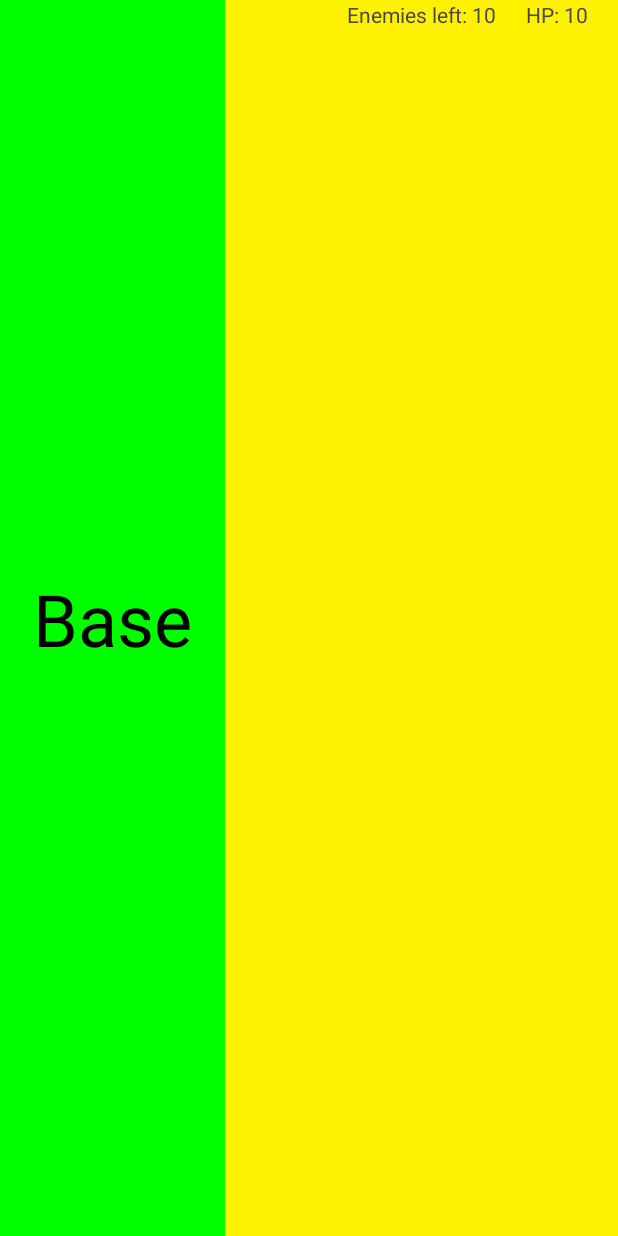
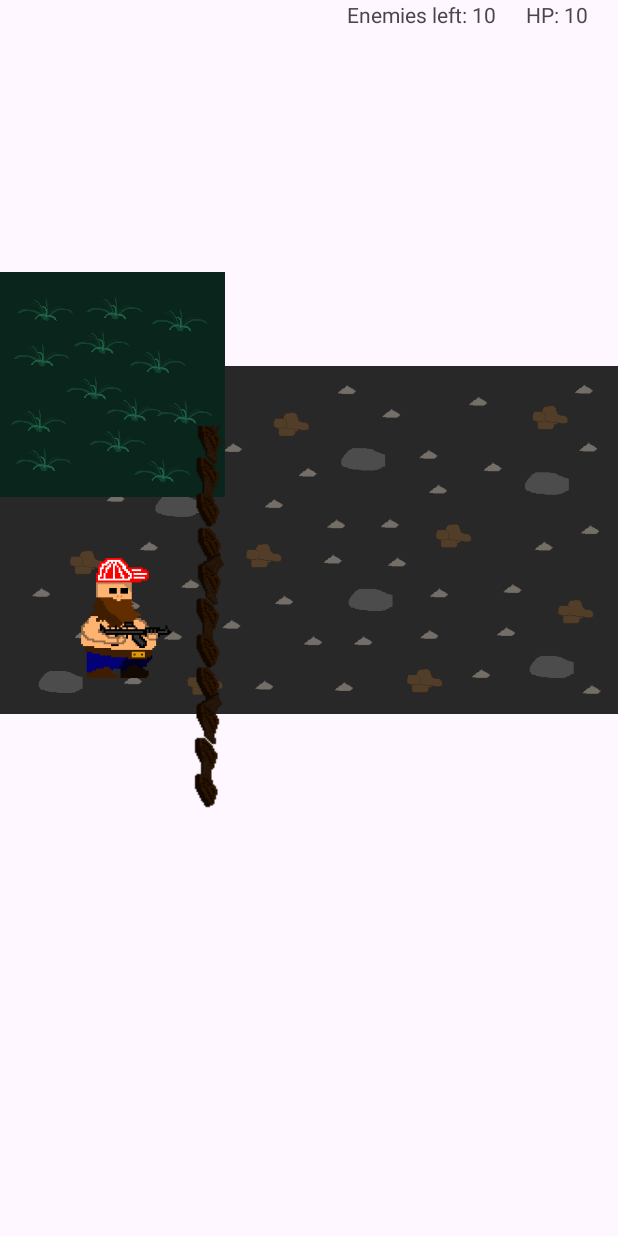
Before and after one commit to NikitunPVLK/Bob-The-Defender, an Android app: the fragment FightFragment shown on its own in the app's theme, on a phone screen of 412 x 824 dp. Run offline under Robolectric (Android 15) with nearby library versions, the light colour scheme and no system bars.

Commit message:
Images for battlefield added. Needs to be fixed

```diff
--- a/app/src/main/java/com/example/bobthedefender/ui/fragments/FightFragment.kt
+++ b/app/src/main/java/com/example/bobthedefender/ui/fragments/FightFragment.kt
@@ -106,6 +106,11 @@ class FightFragment : Fragment() {
             fightViewModel.changePauseState()
             changeAnimationsState()
         }
+
+        Glide.with(requireContext())
+            .asGif()
+            .load(R.raw.bob_x256)
+            .into(binding.player)
     }
 
     private fun changeAnimationsState() {
--- a/app/src/main/res/layout/fragment_fight.xml
+++ b/app/src/main/res/layout/fragment_fight.xml
@@ -9,17 +9,41 @@
         android:id="@+id/player_zone"
         android:layout_width="150dp"
         android:layout_height="match_parent"
-        android:background="#00FF00"
         app:layout_constraintBottom_toBottomOf="parent"
         app:layout_constraintStart_toStartOf="parent"
         app:layout_constraintTop_toTopOf="parent" />
 
-    <TextView
+    <ImageView
+        android:id="@+id/battle_field_image"
         android:layout_width="wrap_content"
         android:layout_height="wrap_content"
-        android:text="Base"
-        android:textColor="@color/black"
-        android:textSize="48sp"
+        android:src="@drawable/field"
+        app:layout_constraintTop_toTopOf="parent"
+        app:layout_constraintStart_toStartOf="parent"
+        app:layout_constraintEnd_toEndOf="parent"
+        app:layout_constraintTop_toBottomOf="parent"/>
+
+    <ImageView
+        android:layout_width="150dp"
+        android:layout_height="0dp"
+        android:src="@drawable/grass"
+        app:layout_constraintEnd_toEndOf="@id/fence"
+        app:layout_constraintTop_toTopOf="parent" />
+
+
+    <ImageView
+        android:id="@+id/fence"
+        android:layout_width="wrap_content"
+        android:layout_height="wrap_content"
+        android:src="@drawable/fence"
+        app:layout_constraintEnd_toEndOf="@id/player_zone"
+        app:layout_constraintTop_toTopOf="parent"
+        app:layout_constraintBottom_toBottomOf="parent"/>
+
+    <ImageView
+        android:id="@+id/player"
+        android:layout_width="80dp"
+        android:layout_height="80dp"
         app:layout_constraintBottom_toBottomOf="@+id/player_zone"
         app:layout_constraintEnd_toEndOf="@+id/player_zone"
         app:layout_constraintStart_toStartOf="parent"
@@ -29,7 +53,6 @@
         android:id="@+id/game_field_container"
         android:layout_width="0dp"
         android:layout_height="match_parent"
-        android:background="#FFF200"
         app:layout_constraintBottom_toBottomOf="parent"
         app:layout_constraintEnd_toEndOf="parent"
         app:layout_constraintStart_toEndOf="@+id/player_zone"
@@ -38,8 +61,7 @@
         <View
             android:id="@+id/game_field"
             android:layout_width="match_parent"
-            android:layout_height="match_parent"
-            android:background="#FFF200" />
+            android:layout_height="match_parent" />
     </AbsoluteLayout>
 
     <TextView
```
Also changed, not shown: app/src/main/res/drawable/fence.png (added), app/src/main/res/drawable/field.png (added), app/src/main/res/raw/bob_x256.gif (added).
